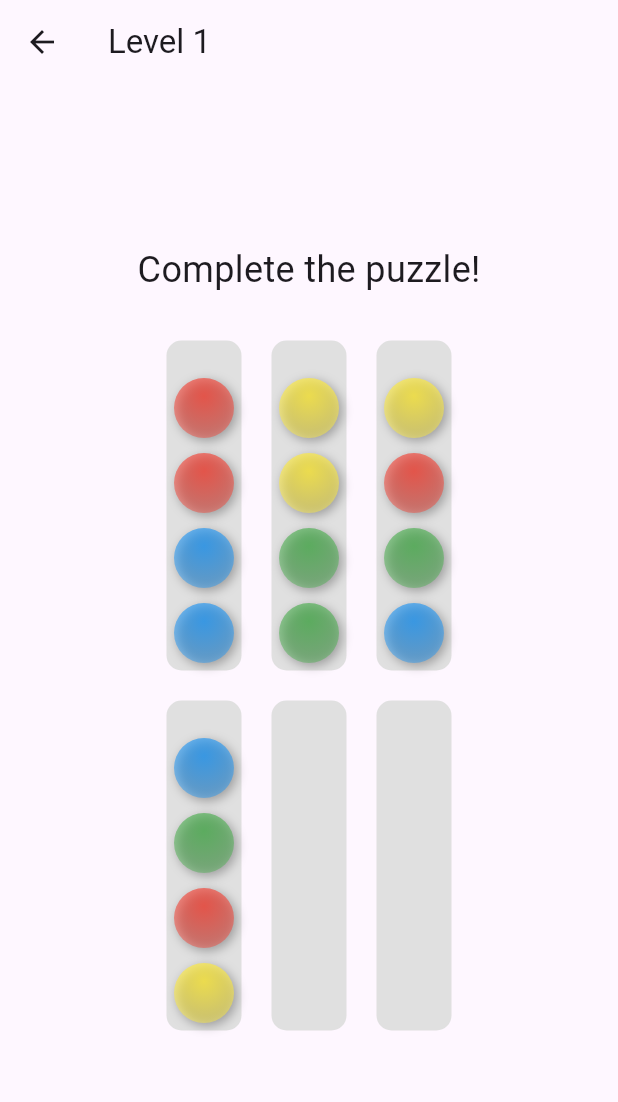
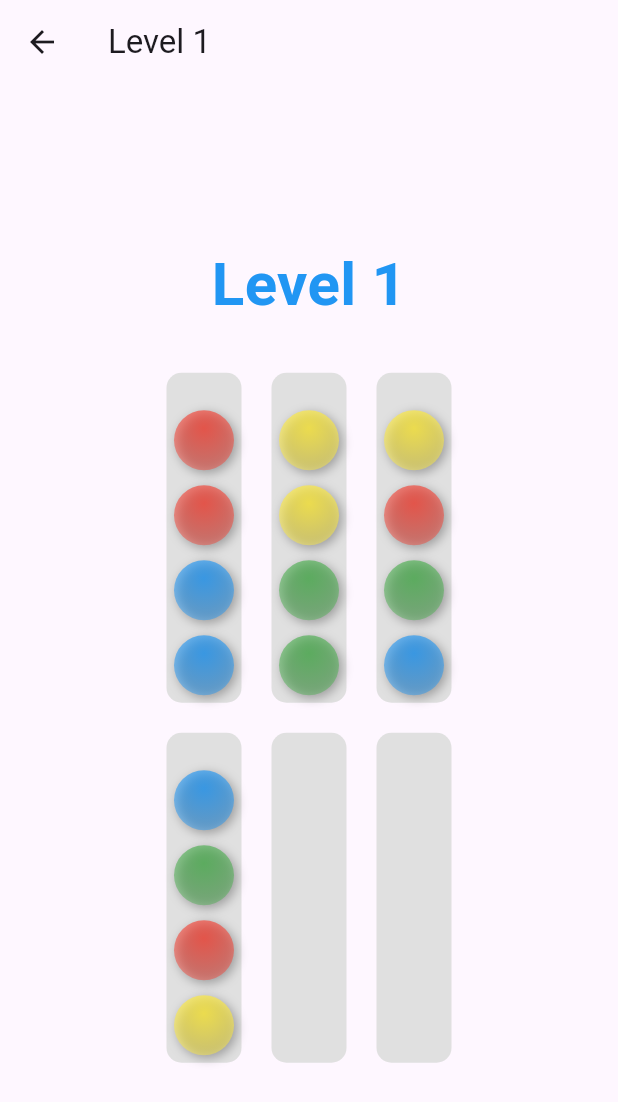
Before and after one commit to zeeshanshah132/water_sort_puzzle, a Flutter app: the screen it shows after launch, after a tap on "Level 1", on a phone screen of 412 x 824 dp. Shown: the top 1102 px of the screen. Run offline on Flutter 3.47's test engine with Material 3 defaults, Android fonts, the light colour scheme and no system bars; drawn by our look-alikes of animated_text_kit.

Commit message:
Initial commit

```diff
--- a/lib/screens/GameScreen.dart
+++ b/lib/screens/GameScreen.dart
@@ -1,3 +1,4 @@
+import 'package:animated_text_kit/animated_text_kit.dart';
 import 'package:flutter/material.dart';
 
 class GameScreen extends StatefulWidget {
@@ -213,9 +214,21 @@ class _GameScreenState extends State<GameScreen> {
         child: Column(
           mainAxisAlignment: MainAxisAlignment.center,
           children: <Widget>[
-            Text(
-              'Complete the puzzle!',
-              style: TextStyle(fontSize: 24),
+            SizedBox(height: 20),
+            AnimatedTextKit(
+              animatedTexts: [
+                TypewriterAnimatedText(
+                  'Level ${widget.level}',
+                  textStyle: TextStyle(
+                    fontSize: 40,
+                    fontWeight: FontWeight.bold,
+                    color: Colors.blue,
+                  ),
+                  speed: Duration(milliseconds: 150),
+                ),
+              ],
+              totalRepeatCount: 1, // Animation will run once
+              pause: Duration(seconds: 1), displayFullTextOnTap: true,
             ),
             SizedBox(height: 20),
             buildBottleRows(),
--- a/pubspec.yaml
+++ b/pubspec.yaml
@@ -14,6 +14,7 @@ dependencies:
   provider: ^6.0.5  # For state management
   shared_preferences: ^2.1.0  # To save game progress
   cupertino_icons: ^1.0.8
+  animated_text_kit: ^4.2.0
 
 dev_dependencies:
   flutter_test:
```
Also changed, not shown: pubspec.lock. Lines whose indentation alone changed are shown as unchanged.
